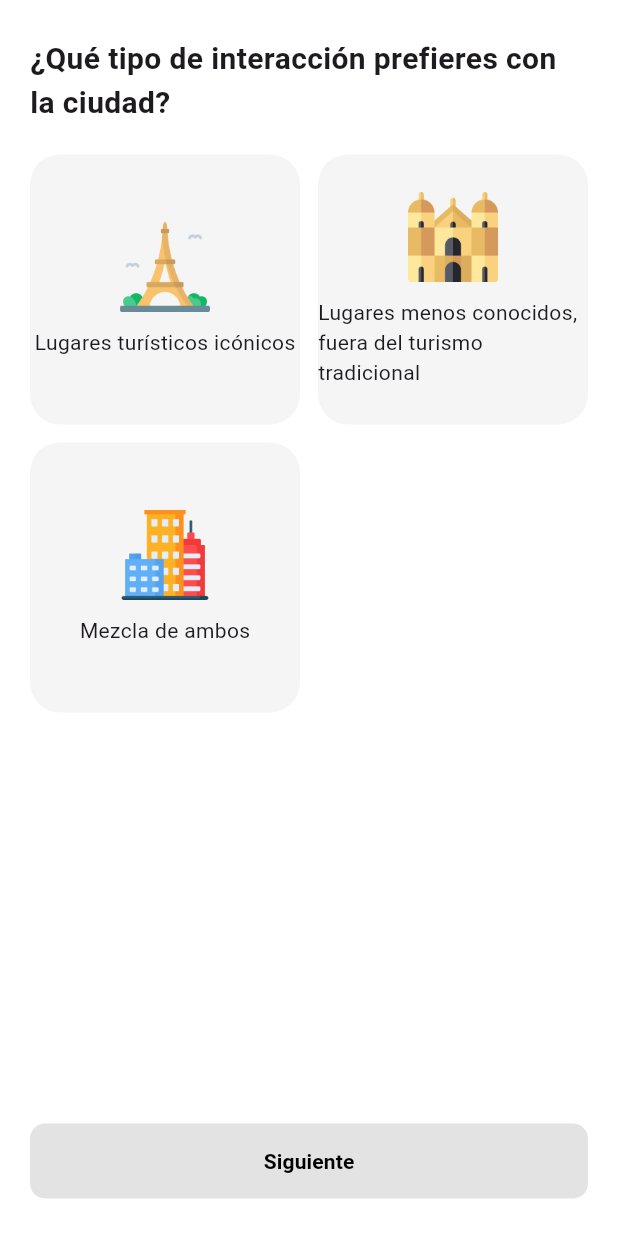
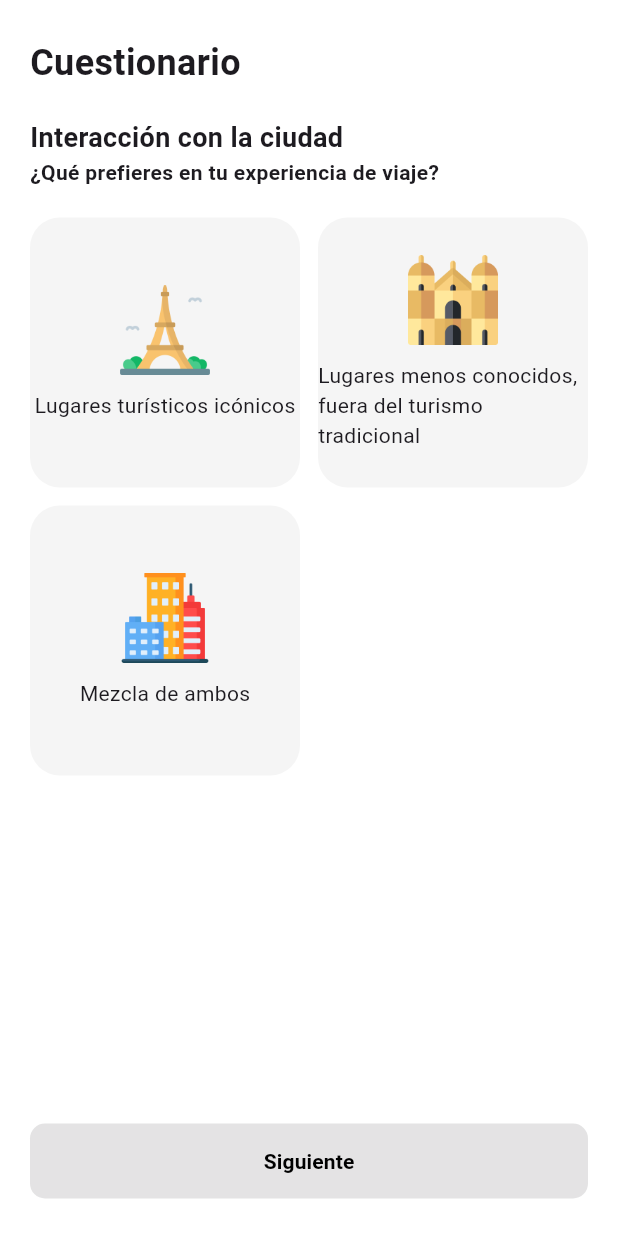
Before and after one commit to josephaven/viayage-frontend, a Flutter app: the QuestionnaireStep4 screen opened directly with empty values, on a phone screen of 412 x 824 dp. Run offline on Flutter 3.47's test engine with Material 3 defaults, Android fonts, the light colour scheme and no system bars; our stand-ins replace flutter_secure_storage; accounts and stored records are empty.

Commit message:
Se modificaron algunos textos

```diff
--- a/lib/views/questionnaire/questionnaire_step2.dart
+++ b/lib/views/questionnaire/questionnaire_step2.dart
@@ -49,7 +49,10 @@ class _QuestionnaireStep2State extends State<QuestionnaireStep2> {
           child: Column(
             crossAxisAlignment: CrossAxisAlignment.start,
             children: [
-              Text("¿Con quién viajas?", style: TextStyle(fontSize: 22, fontWeight: FontWeight.bold)),
+              Text("Cuestionario", style: TextStyle(fontSize: 24, fontWeight: FontWeight.bold)),
+              SizedBox(height: 20),
+              Text("Compañía en el viaje", style: TextStyle(fontSize: 18, fontWeight: FontWeight.bold)),
+              Text("¿Con quién viajas?", style: TextStyle(fontSize: 14, fontWeight: FontWeight.bold)),
               SizedBox(height: 20),
               Expanded(
                 child: GridView.count(
--- a/lib/views/questionnaire/questionnaire_step3.dart
+++ b/lib/views/questionnaire/questionnaire_step3.dart
@@ -49,7 +49,10 @@ class _QuestionnaireStep3State extends State<QuestionnaireStep3> {
           child: Column(
             crossAxisAlignment: CrossAxisAlignment.start,
             children: [
-              Text("¿Qué tipo de comida prefieres?", style: TextStyle(fontSize: 22, fontWeight: FontWeight.bold)),
+              Text("Cuestionario", style: TextStyle(fontSize: 24, fontWeight: FontWeight.bold)),
+              SizedBox(height: 20),
+              Text("Preferencias gastronómicas", style: TextStyle(fontSize: 18, fontWeight: FontWeight.bold)),
+              Text("Selecciona si tienes alguna restricción o preferencia alimentaria", style: TextStyle(fontSize: 14, fontWeight: FontWeight.bold)),
               SizedBox(height: 20),
               Expanded(
                 child: GridView.count(
--- a/lib/views/questionnaire/questionnaire_step4.dart
+++ b/lib/views/questionnaire/questionnaire_step4.dart
@@ -48,7 +48,10 @@ class _QuestionnaireStep4State extends State<QuestionnaireStep4> {
           child: Column(
             crossAxisAlignment: CrossAxisAlignment.start,
             children: [
-              Text("¿Qué tipo de interacción prefieres con la ciudad?", style: TextStyle(fontSize: 20, fontWeight: FontWeight.bold)),
+              Text("Cuestionario", style: TextStyle(fontSize: 24, fontWeight: FontWeight.bold)),
+              SizedBox(height: 20),
+              Text("Interacción con la ciudad", style: TextStyle(fontSize: 18, fontWeight: FontWeight.bold)),
+              Text("¿Qué prefieres en tu experiencia de viaje?", style: TextStyle(fontSize: 14, fontWeight: FontWeight.bold)),
               SizedBox(height: 20),
               Expanded(
                 child: GridView.count(
```
Also changed, not shown: lib/views/questionnaire/questionnaire_step5.dart (+7 -4 lines), lib/views/questionnaire/questionnaire_step6.dart (+7 -5 lines).
